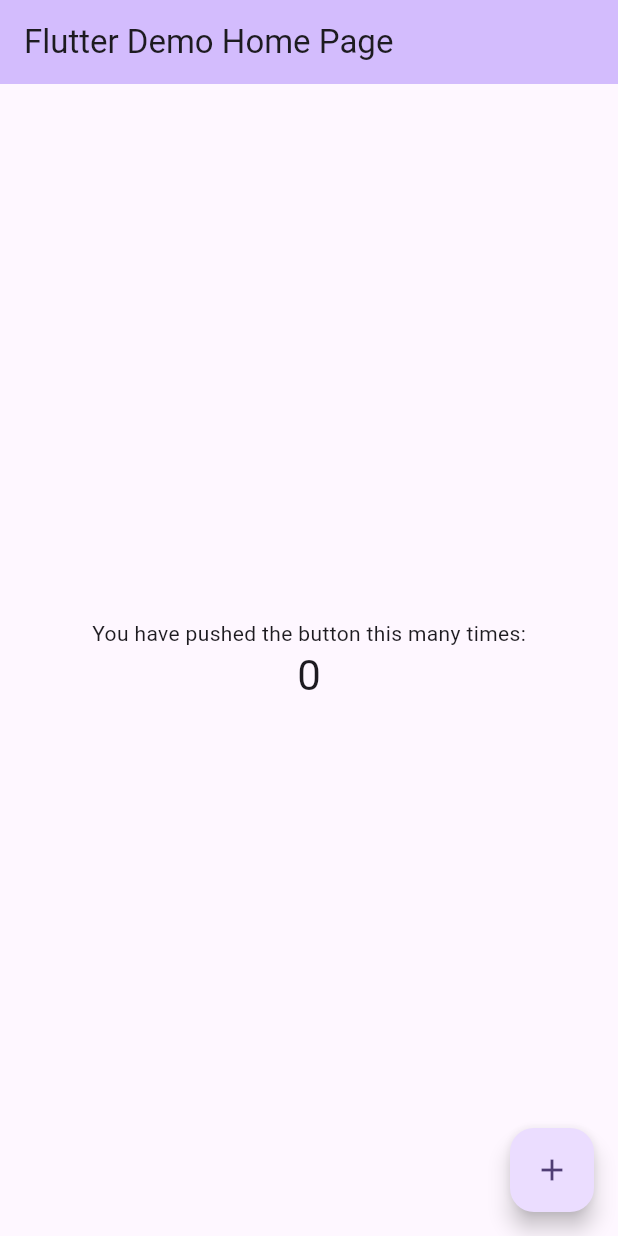
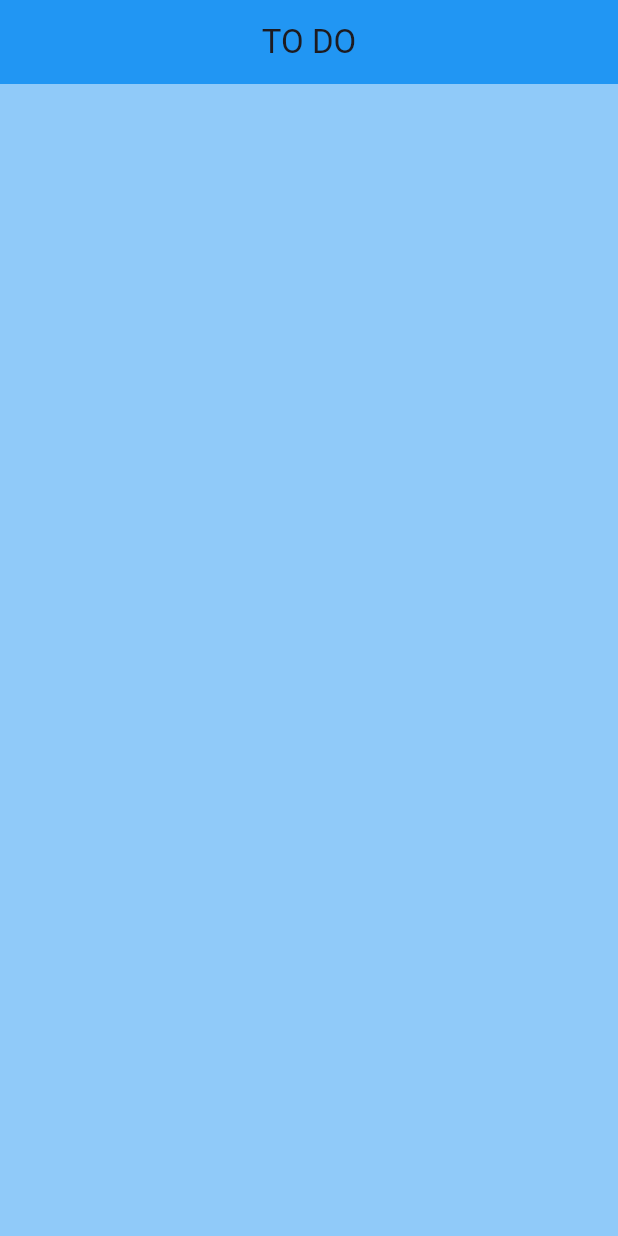
Before and after one commit to HannhhDangg/2025_LTTBDD_N04_Nhom_HanhNguyenDang, a Flutter app: the screen it shows after launch, on a phone screen of 412 x 824 dp. Run offline on Flutter 3.47's test engine with Material 3 defaults, Android fonts, the phone set to English and light mode, and no system bars.

Commit message:
add files: models, screens, widgets ; create theme with background color and title TO DO

```diff
--- a/todo_app/lib/main.dart
+++ b/todo_app/lib/main.dart
@@ -1,4 +1,5 @@
-import 'package:flutter/material.dart';
+import 'package:flutter/material.dart'; //goi cung cap widget để xây dựng thư viện
+import 'screens/home_page.dart';
 
 void main() {
   runApp(const MyApp());
@@ -7,116 +8,15 @@ void main() {
 class MyApp extends StatelessWidget {
   const MyApp({super.key});
 
-  // This widget is the root of your application.
   @override
   Widget build(BuildContext context) {
     return MaterialApp(
-      title: 'Flutter Demo',
+      debugShowCheckedModeBanner: false,
+      home: HomePage(),
       theme: ThemeData(
-        // This is the theme of your application.
-        //
-        // TRY THIS: Try running your application with "flutter run". You'll see
-        // the application has a purple toolbar. Then, without quitting the app,
-        // try changing the seedColor in the colorScheme below to Colors.green
-        // and then invoke "hot reload" (save your changes or press the "hot
-        // reload" button in a Flutter-supported IDE, or press "r" if you used
-        // the command line to start the app).
-        //
-        // Notice that the counter didn't reset back to zero; the application
-        // state is not lost during the reload. To reset the state, use hot
-        // restart instead.
-        //
-        // This works for code too, not just values: Most code changes can be
-        // tested with just a hot reload.
-        colorScheme: ColorScheme.fromSeed(seedColor: Colors.deepPurple),
+        primarySwatch: Colors.blue,
+        appBarTheme: AppBarTheme(backgroundColor: Colors.blue),
       ),
-      home: const MyHomePage(title: 'Flutter Demo Home Page'),
     );
   }
 }
-
-class MyHomePage extends StatefulWidget {
-  const MyHomePage({super.key, required this.title});
-
-  // This widget is the home page of your application. It is stateful, meaning
-  // that it has a State object (defined below) that contains fields that affect
-  // how it looks.
-
-  // This class is the configuration for the state. It holds the values (in this
-  // case the title) provided by the parent (in this case the App widget) and
-  // used by the build method of the State. Fields in a Widget subclass are
-  // always marked "final".
-
-  final String title;
-
-  @override
-  State<MyHomePage> createState() => _MyHomePageState();
-}
-
-class _MyHomePageState extends State<MyHomePage> {
-  int _counter = 0;
-
-  void _incrementCounter() {
-    setState(() {
-      // This call to setState tells the Flutter framework that something has
-      // changed in this State, which causes it to rerun the build method below
-      // so that the display can reflect the updated values. If we changed
-      // _counter without calling setState(), then the build method would not be
-      // called again, and so nothing would appear to happen.
-      _counter++;
-    });
-  }
-
-  @override
-  Widget build(BuildContext context) {
-    // This method is rerun every time setState is called, for instance as done
-    // by the _incrementCounter method above.
-    //
-    // The Flutter framework has been optimized to make rerunning build methods
-    // fast, so that you can just rebuild anything that needs updating rather
-    // than having to individually change instances of widgets.
-    return Scaffold(
-      appBar: AppBar(
-        // TRY THIS: Try changing the color here to a specific color (to
-        // Colors.amber, perhaps?) and trigger a hot reload to see the AppBar
-        // change color while the other colors stay the same.
-        backgroundColor: Theme.of(context).colorScheme.inversePrimary,
-        // Here we take the value from the MyHomePage object that was created by
-        // the App.build method, and use it to set our appbar title.
-        title: Text(widget.title),
-      ),
-      body: Center(
-        // Center is a layout widget. It takes a single child and positions it
-        // in the middle of the parent.
-        child: Column(
-          // Column is also a layout widget. It takes a list of children and
-          // arranges them vertically. By default, it sizes itself to fit its
-          // children horizontally, and tries to be as tall as its parent.
-          //
-          // Column has various properties to control how it sizes itself and
-          // how it positions its children. Here we use mainAxisAlignment to
-          // center the children vertically; the main axis here is the vertical
-          // axis because Columns are vertical (the cross axis would be
-          // horizontal).
-          //
-          // TRY THIS: Invoke "debug painting" (choose the "Toggle Debug Paint"
-          // action in the IDE, or press "p" in the console), to see the
-          // wireframe for each widget.
-          mainAxisAlignment: MainAxisAlignment.center,
-          children: <Widget>[
-            const Text('You have pushed the button this many times:'),
-            Text(
-              '$_counter',
-              style: Theme.of(context).textTheme.headlineMedium,
-            ),
-          ],
-        ),
-      ),
-      floatingActionButton: FloatingActionButton(
-        onPressed: _incrementCounter,
-        tooltip: 'Increment',
-        child: const Icon(Icons.add),
-      ), // This trailing comma makes auto-formatting nicer for build methods.
-    );
-  }
-}
--- /dev/null
+++ b/todo_app/lib/screens/home_page.dart
@@ -0,0 +1,18 @@
+import 'package:flutter/material.dart'; //goi cung cap widget để xây dựng thư viện
+
+class HomePage extends StatefulWidget {
+  const HomePage({super.key});
+
+  @override
+  State<HomePage> createState() => _HomePageState();
+}
+
+class _HomePageState extends State<HomePage> {
+  @override
+  Widget build(BuildContext context) {
+    return Scaffold(
+      backgroundColor: Colors.blue[200],
+      appBar: AppBar(title: Center(child: Text('TO DO')), elevation: 0),
+    );
+  }
+}
```
Also changed, not shown: todo_app/pubspec.lock, 1 other file.
